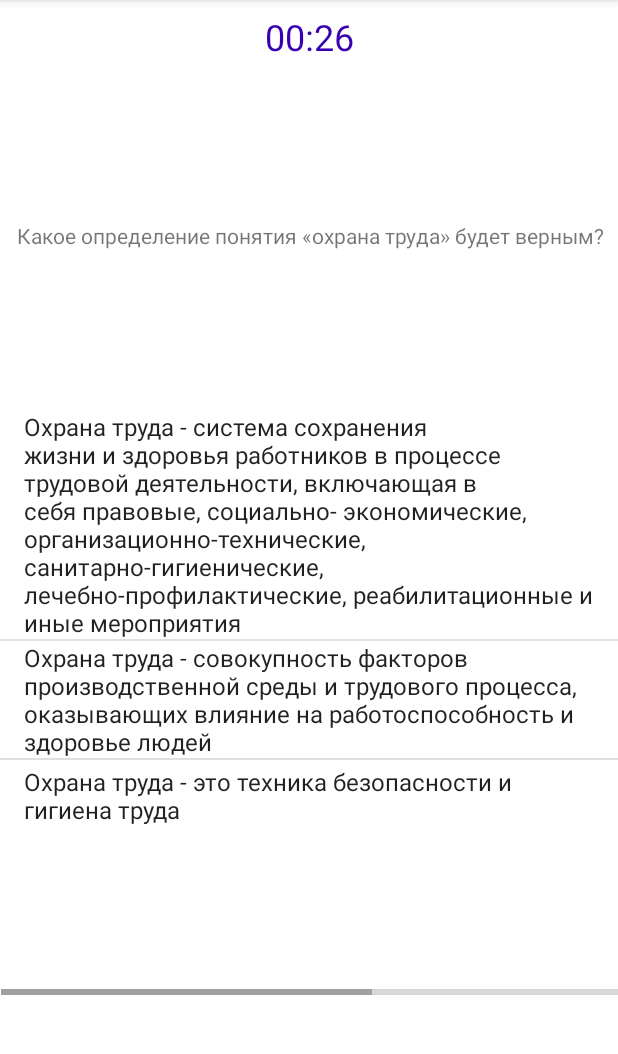
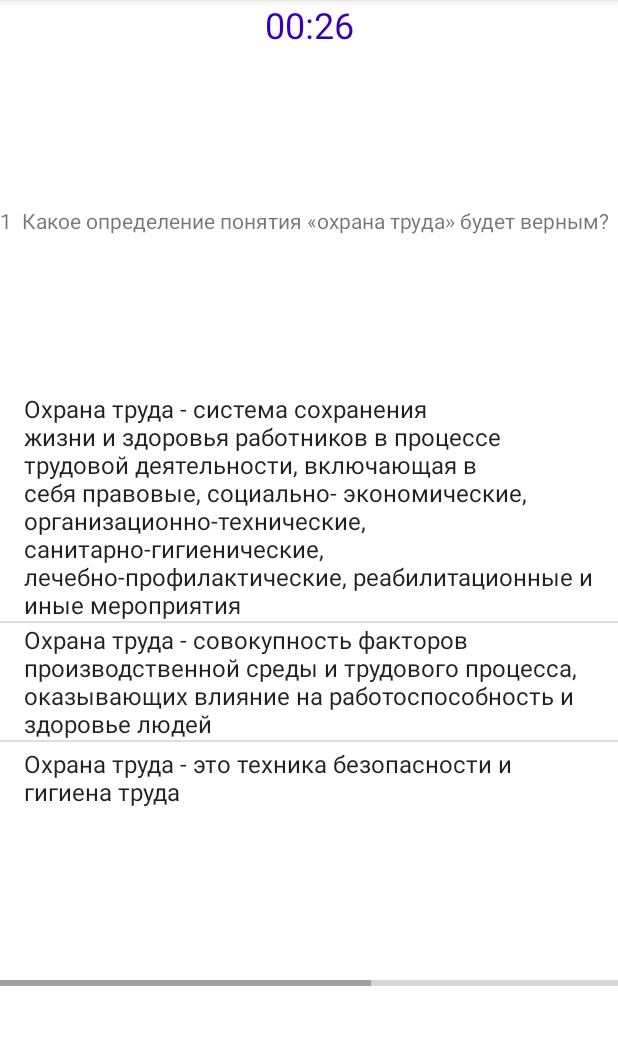
Before and after one commit to AMainActivity/testtest, an Android app: the fragment GameFragment placed in its activity, after a tap on "Соблюдать требования охраны труда", on a phone screen of 412 x 824 dp, the part 84-1138 px from its top. Run offline under Robolectric (Android 15) with nearby library versions, the phone set to English and light mode, and no system bars; 1 statement that could not run was skipped.

Commit message:
add shuufle test,

```diff
--- a/app/src/main/java/ru/ama/ottest/presentation/GameFragment.kt
+++ b/app/src/main/java/ru/ama/ottest/presentation/GameFragment.kt
@@ -7,6 +7,7 @@ import android.view.View
 import android.view.ViewGroup
 import android.widget.ArrayAdapter
 import android.widget.TextView
+import android.widget.Toast
 import androidx.core.content.ContextCompat
 import androidx.fragment.app.Fragment
 import androidx.lifecycle.ViewModelProvider
@@ -83,12 +84,15 @@ class GameFragment : Fragment() {
     private fun observeViewModel() {
         viewModel.question.observe(viewLifecycleOwner) {
             with(binding) {
-                tvQuestion.text = it.question
+                tvQuestion.text = "${it.number} ${it.question}"
 				val adapter = ArrayAdapter(requireContext(), android.R.layout.simple_list_item_1,
 				it.answers )
 				lvAnswers.adapter = adapter
                 //setupTextToOptions(it.answers)
             }
+        }
+        viewModel.currentNoOfQuestion.observe(viewLifecycleOwner) {
+            Toast.makeText(requireContext(), "${it+1}/${viewModel.testInfo.countOfQuestions} ",Toast.LENGTH_SHORT).show()
         }
         viewModel.leftFormattedTime.observe(viewLifecycleOwner) {
             binding.tvTimer.text = it
--- a/app/src/main/java/ru/ama/ottest/presentation/GameViewModel.kt
+++ b/app/src/main/java/ru/ama/ottest/presentation/GameViewModel.kt
@@ -22,12 +22,12 @@ class GameViewModel : ViewModel() {
     private val shuffleListOfQuestionsUserCase = ShuffleListOfQuestions(repository)
 
     private lateinit var gameSettings: GameSettings
-    private lateinit var testInfo: MainTest
+     lateinit var testInfo: MainTest
     //private var currentNoOfQuestion: Int=-1
 
 	private var _currentNoOfQuestion = MutableLiveData<Int>()
-    /*val currentNoOfQuestion: LiveData<Int>
-    get() = _currentNoOfQuestion*/
+    val currentNoOfQuestion: LiveData<Int>
+    get() = _currentNoOfQuestion
 
     private val _minPercentOfRightAnswers = MutableLiveData<Int>()
     val minPercentOfRightAnswers: LiveData<Int>
--- a/app/src/main/res/layout/fragment_game.xml
+++ b/app/src/main/res/layout/fragment_game.xml
@@ -10,7 +10,6 @@
         android:id="@+id/tv_timer"
         android:layout_width="wrap_content"
         android:layout_height="wrap_content"
-        android:layout_margin="8dp"
         android:textColor="@color/purple_700"
         android:textSize="24sp"
         app:layout_constraintEnd_toEndOf="parent"
@@ -18,17 +17,16 @@
         app:layout_constraintTop_toTopOf="parent"
         tools:text="00:00" />
 
-	<TextView
+
+    <TextView
         android:id="@+id/tv_question"
         android:layout_width="match_parent"
         android:layout_height="wrap_content"
-        android:layout_margin="8dp"
         app:layout_constraintBottom_toTopOf="@id/lv_answers"
-        app:layout_constraintEnd_toEndOf="@id/tv_timer"
-        app:layout_constraintStart_toStartOf="@id/tv_timer"
+        app:layout_constraintEnd_toEndOf="parent"
+        app:layout_constraintStart_toStartOf="parent"
         app:layout_constraintTop_toBottomOf="@id/tv_timer"
         tools:text="вопрос" />
-
 
     <ListView
         android:id="@+id/lv_answers"
```
